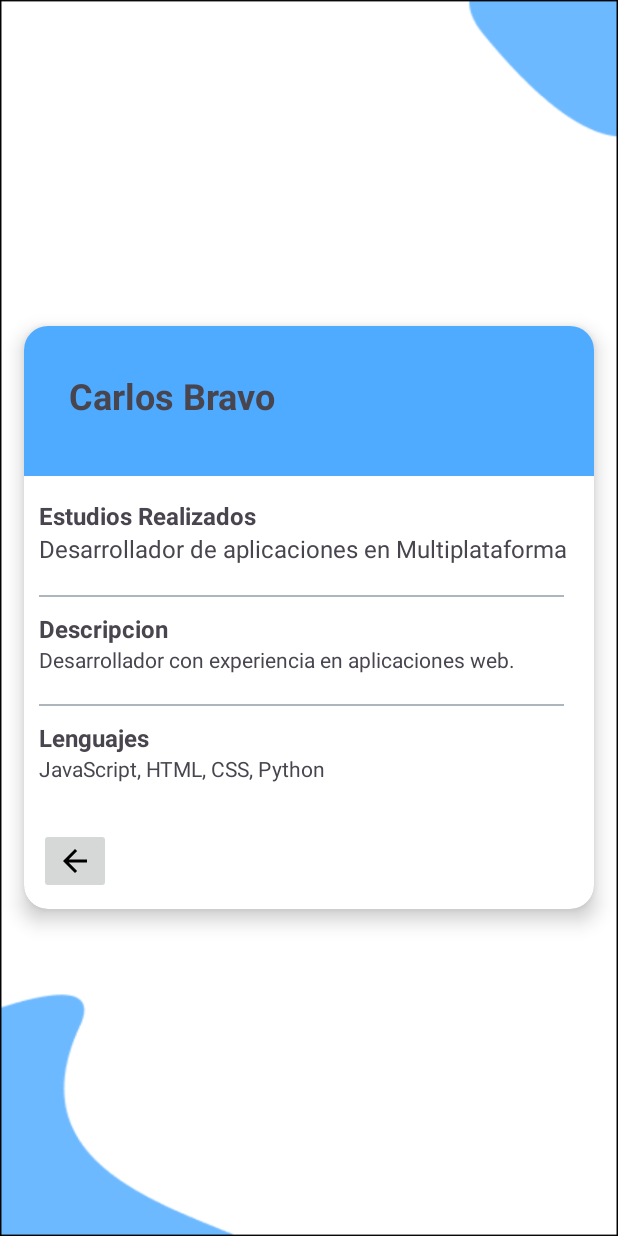
After one commit to carloosbravo/tfg-2dam, an Android app: the Curriculum screen opened directly, with no data from a screen before it, on a phone screen of 412 x 824 dp. The commit adds this screen. Run offline under Robolectric (Android 15) with nearby library versions, the phone set to English and light mode, and no system bars.

Commit message:
login sin el cv va, tambien actividad de curriculum hecha

```diff
--- a/API/cooperapp/src/main/java/com/tfg/cooperapp/Models/Alumno.java
+++ b/API/cooperapp/src/main/java/com/tfg/cooperapp/Models/Alumno.java
@@ -28,9 +28,6 @@ public class Alumno {
     @Column(name="contraseña")
     private String contraseña;
 
-    @Column(name="cv")
-    private String cv;
-
     @Column(name="expediente_academico")
     private String expediente_academico;
 
--- /dev/null
+++ b/androidStudio/cooper_up/app/src/main/java/com/example/cooper_up/Curriculum.java
@@ -0,0 +1,14 @@
+package com.example.cooper_up;
+
+import androidx.appcompat.app.AppCompatActivity;
+
+import android.os.Bundle;
+
+public class Curriculum extends AppCompatActivity {
+
+    @Override
+    protected void onCreate(Bundle savedInstanceState) {
+        super.onCreate(savedInstanceState);
+        setContentView(R.layout.activity_curriculum);
+    }
+}
--- a/androidStudio/cooper_up/app/src/main/java/com/example/cooper_up/LoginAlumno.java
+++ b/androidStudio/cooper_up/app/src/main/java/com/example/cooper_up/LoginAlumno.java
@@ -53,7 +53,7 @@ public class LoginAlumno extends AppCompatActivity {
                     @Override
                     public void onResponse(Call<AlumnoModel> call, Response<AlumnoModel> response) {
 
-                        String contraAlumno = response.body().getContra();
+                        String contraAlumno = response.body().getContraseña();
                         Toast.makeText(LoginAlumno.this, contraIntro, Toast.LENGTH_SHORT).show();
                         Toast.makeText(LoginAlumno.this, contraAlumno, Toast.LENGTH_SHORT).show();
 
--- a/androidStudio/cooper_up/app/src/main/java/com/example/cooper_up/retrofit/ApiAdapter.java
+++ b/androidStudio/cooper_up/app/src/main/java/com/example/cooper_up/retrofit/ApiAdapter.java
@@ -16,7 +16,7 @@ public class ApiAdapter {
 
         OkHttpClient okHttpClient = okHttpBuilder.build();
         retrofitClient =  new Retrofit.Builder()
-                .baseUrl("http://192.168.128.29:8086")//link de la url(seria el puerto de nuestro locahost ) que es tu ip
+                .baseUrl("http://192.168.1.41:8086")//link de la url(seria el puerto de nuestro locahost ) que es tu ip
                 .addConverterFactory(GsonConverterFactory.create())
                 .client(okHttpClient)
                 .build();
--- /dev/null
+++ b/androidStudio/cooper_up/app/src/main/res/layout/activity_curriculum.xml
@@ -0,0 +1,121 @@
+<?xml version="1.0" encoding="utf-8"?>
+<androidx.constraintlayout.widget.ConstraintLayout xmlns:android="http://schemas.android.com/apk/res/android"
+    xmlns:app="http://schemas.android.com/apk/res-auto"
+    xmlns:tools="http://schemas.android.com/tools"
+    android:layout_width="match_parent"
+    android:layout_height="match_parent"
+    tools:context=".PracticaPulsar"
+    android:background="@drawable/background_editar">
+
+    <LinearLayout
+        android:layout_width="match_parent"
+        android:layout_height="match_parent"
+        android:gravity="center"
+        android:orientation="vertical">
+
+        <androidx.cardview.widget.CardView
+            android:id="@+id/layoutPractica"
+            android:layout_width="match_parent"
+            android:layout_height="wrap_content"
+            android:layout_margin="16dp"
+            app:cardCornerRadius="16dp"
+            app:cardElevation="8dp"
+            app:cardBackgroundColor="@color/white">
+
+            <LinearLayout
+                android:layout_width="match_parent"
+                android:layout_height="wrap_content"
+                android:orientation="vertical">
+
+                <FrameLayout
+                    android:layout_width="match_parent"
+                    android:layout_height="wrap_content">
+
+                    <TextView
+                        android:id="@+id/nombreAlumnoCurriculumTV"
+                        android:layout_width="match_parent"
+                        android:layout_height="100dp"
+                        android:background="@color/azulFondoCLaro"
+                        android:padding="30dp"
+                        android:text="Carlos Bravo"
+                        android:textSize="24dp"
+                        android:textStyle="bold" />
+
+                </FrameLayout>
+
+                <TextView
+                    android:layout_width="match_parent"
+                    android:layout_height="wrap_content"
+                    android:layout_marginLeft="10dp"
+                    android:text="Estudios Realizados "
+                    android:layout_marginTop="15dp"
+                    android:textSize="16sp"
+                    android:textStyle="bold" />
+
+                <TextView
+                    android:id="@+id/estudiosCurriculumTV"
+                    android:layout_width="match_parent"
+                    android:layout_height="wrap_content"
+                    android:layout_marginLeft="10dp"
+                    android:layout_marginBottom="20dp"
+                    android:text="Desarrollador de aplicaciones en Multiplataforma  "
+                    android:textSize="16sp" />
+
+                <View
+                    android:layout_width="350sp"
+                    android:layout_height="1dp"
+                    android:layout_marginLeft="10sp"
+                    android:layout_marginBottom="10dp"
+                    android:background="@color/grisMasOscuro" />
+
+                <TextView
+                    android:layout_width="match_parent"
+                    android:layout_height="wrap_content"
+                    android:layout_marginLeft="10sp"
+                    android:text="Descripcion "
+                    android:textSize="16sp"
+                    android:textStyle="bold" />
+
+                <TextView
+                    android:id="@+id/descripcionCurriculumTV"
+                    android:layout_width="match_parent"
+                    android:layout_height="wrap_content"
+                    android:layout_marginLeft="10sp"
+                    android:layout_marginBottom="20dp"
+                    android:text="Desarrollador con experiencia en aplicaciones web." />
+
+                <View
+                    android:layout_width="350sp"
+                    android:layout_height="1dp"
+                    android:layout_marginLeft="10sp"
+                    android:layout_marginBottom="10dp"
+                    android:background="@color/grisMasOscuro" />
+
+                <TextView
+                    android:layout_width="match_parent"
+                    android:layout_height="wrap_content"
+                    android:layout_marginLeft="10sp"
+                    android:text="Lenguajes "
+                    android:textSize="16sp"
+                    android:textStyle="bold" />
+                <TextView
+                    android:id="@+id/lenguajesCurriculumTV"
+                    android:layout_width="match_parent"
+                    android:layout_height="wrap_content"
+                    android:layout_marginLeft="10sp"
+                    android:layout_marginBottom="20dp"
+                    android:text="JavaScript, HTML, CSS, Python"/>
+
+
+                <ImageButton
+                    android:id="@+id/volverHomeTV"
+                    android:layout_width="wrap_content"
+                    android:layout_height="wrap_content"
+                    android:layout_margin="10dp"
+                    app:srcCompat="@drawable/ic_flecha_atras" />
+
+            </LinearLayout>
+        </androidx.cardview.widget.CardView>
+    </LinearLayout>
+
+</androidx.constraintlayout.widget.ConstraintLayout>
```
Also changed, not shown: androidStudio/cooper_up/app/src/main/AndroidManifest.xml (+13 -9 lines), androidStudio/cooper_up/app/src/main/java/com/example/cooper_up/RegistrarAlumno.java (+59 -1 lines), androidStudio/cooper_up/app/src/main/java/com/example/cooper_up/models/AlumnoModel.java (+32 -32 lines), androidStudio/cooper_up/app/src/main/java/com/example/cooper_up/models/CurriculumModel.java (added, +28 -0 lines), androidStudio/cooper_up/app/src/main/java/com/example/cooper_up/retrofit/ApiService.java (+9 -0 lines), androidStudio/cooper_up/app/src/main/res/layout/activity_registrar_alumno.xml (+7 -24 lines).
